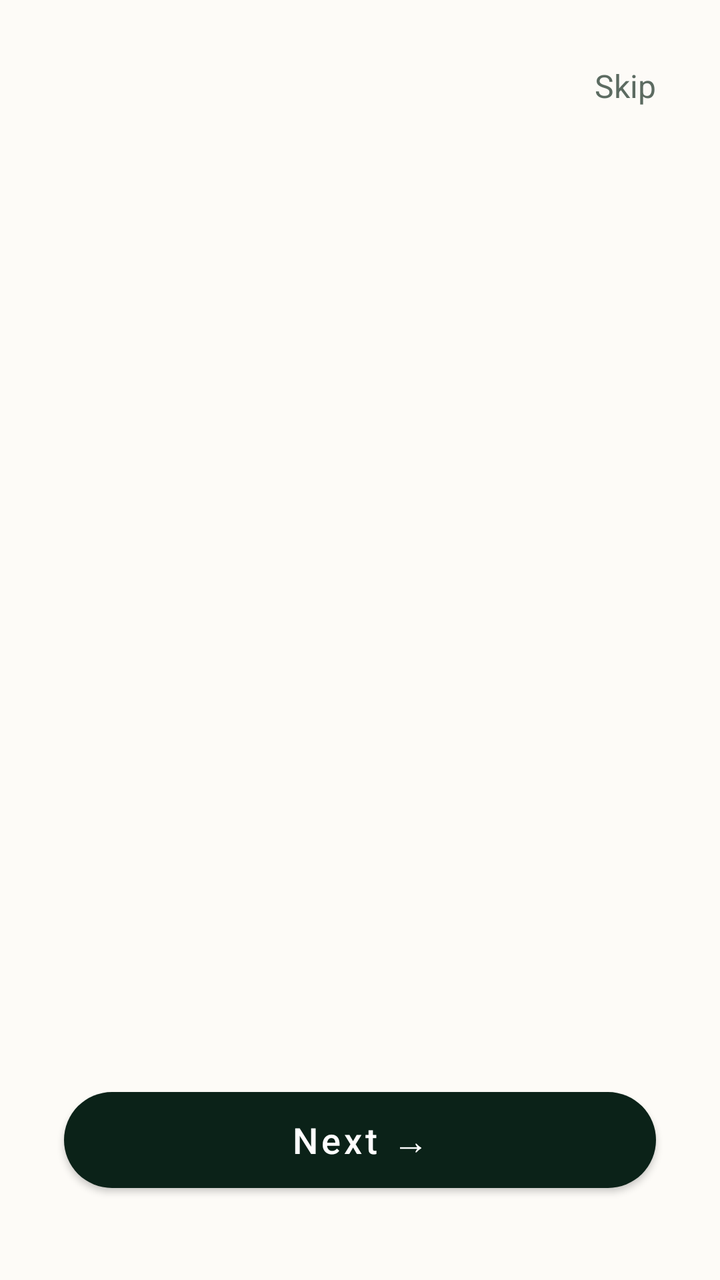
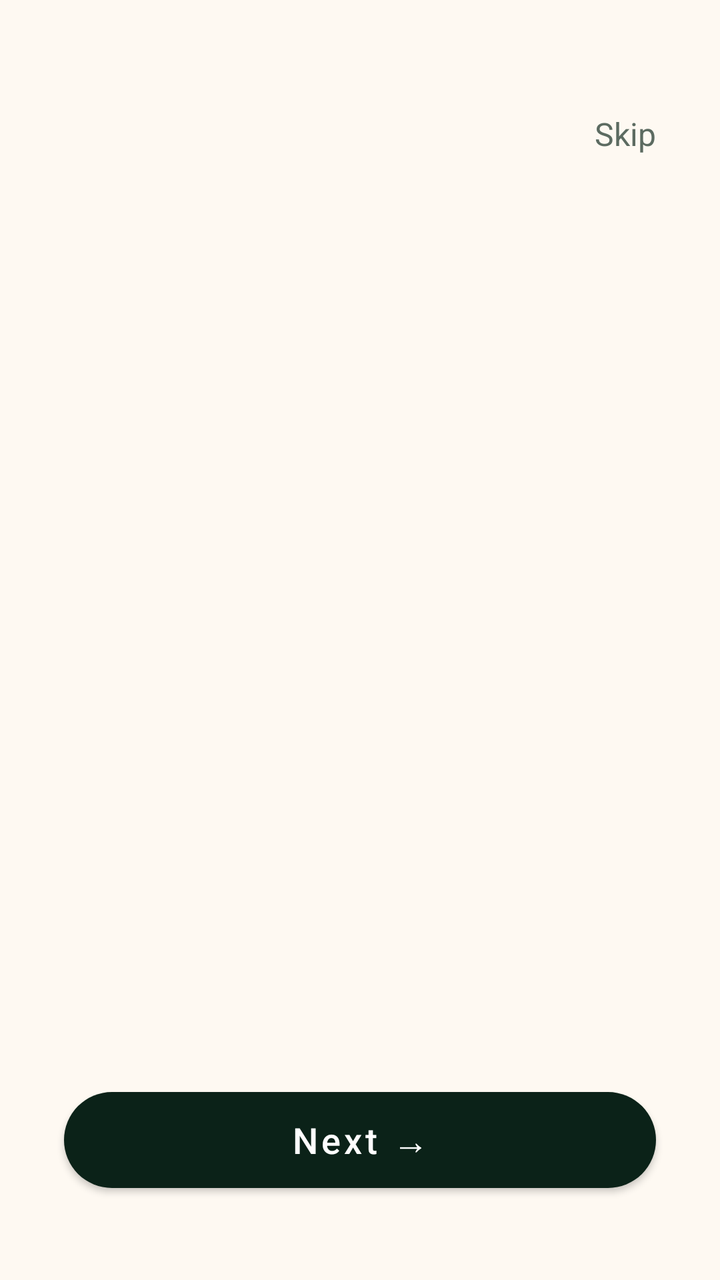

The first picture is an Android layout as it rendered before a commit; the second is the same layout after the commit. The layout source and the unified diff follow.
<!-- AndroidManifest.xml: application theme Theme.SMARTSTUDYSPACE -->
<!-- res/layout/activity_onboarding.xml -->
<?xml version="1.0" encoding="utf-8"?>
<androidx.constraintlayout.widget.ConstraintLayout
    xmlns:android="http://schemas.android.com/apk/res/android"
    xmlns:app="http://schemas.android.com/apk/res-auto"
    android:layout_width="match_parent"
    android:layout_height="match_parent"
    android:background="@color/bg_cream">

    <TextView
        android:id="@+id/tvSkip"
        android:layout_width="wrap_content"
        android:layout_height="wrap_content"
        android:layout_marginEnd="24dp"
        android:layout_marginTop="24dp"
        android:text="@string/skip"
        android:textColor="@color/text_muted"
        android:textSize="16sp"
        android:padding="8dp"
        app:layout_constraintEnd_toEndOf="parent"
        app:layout_constraintTop_toTopOf="parent" />

    <androidx.viewpager2.widget.ViewPager2
        android:id="@+id/viewPagerOnboarding"
        android:layout_width="match_parent"
        android:layout_height="0dp"
        app:layout_constraintBottom_toTopOf="@+id/layoutIndicators"
        app:layout_constraintTop_toBottomOf="@+id/tvSkip" />

    <LinearLayout
        android:id="@+id/layoutIndicators"
        android:layout_width="wrap_content"
        android:layout_height="wrap_content"
        android:layout_marginBottom="32dp"
        android:orientation="horizontal"
        app:layout_constraintBottom_toTopOf="@+id/btnNext"
        app:layout_constraintEnd_toEndOf="parent"
        app:layout_constraintStart_toStartOf="parent" />

    <com.google.android.material.button.MaterialButton
        android:id="@+id/btnNext"
        android:layout_width="match_parent"
        android:layout_height="60dp"
        android:layout_marginHorizontal="32dp"
        android:layout_marginBottom="40dp"
        android:text="@string/next"
        android:textAllCaps="false"
        android:textSize="18sp"
        app:cornerRadius="30dp"
        app:backgroundTint="@color/text_dark_green"
        app:layout_constraintBottom_toBottomOf="parent"
        app:layout_constraintEnd_toEndOf="parent"
        app:layout_constraintStart_toStartOf="parent" />

</androidx.constraintlayout.widget.ConstraintLayout>
<!-- resources referenced by this layout -->
<resources>
  <color name="bg_cream">#FDFBF7</color>
  <color name="text_dark_green">#0B2218</color>
  <color name="text_muted">#5C6B61</color>
  <string name="next">Next \u2192</string>
  <string name="skip">Skip</string>
  <style name="Theme.SMARTSTUDYSPACE" parent="Theme.MaterialComponents.DayNight.DarkActionBar">
          
          <item name="colorPrimary">@color/purple_500</item>
          <item name="colorPrimaryVariant">@color/purple_700</item>
          <item name="colorOnPrimary">@color/white</item>
          
          <item name="colorSecondary">@color/teal_200</item>
          <item name="colorSecondaryVariant">@color/teal_700</item>
          <item name="colorOnSecondary">@color/black</item>
          
          <item name="android:statusBarColor">?attr/colorPrimaryVariant</item>
          
      </style>
  <color name="purple_500">#FF6200EE</color>
  <color name="purple_700">#FF3700B3</color>
  <color name="white">#FFFFFFFF</color>
  <color name="teal_200">#FF03DAC5</color>
  <color name="teal_700">#FF018786</color>
  <color name="black">#FF000000</color>
</resources>

<!-- the commit's change to res/layout/activity_onboarding.xml (unified diff, before → after) -->
@@ -6,25 +6,25 @@
     android:layout_height="match_parent"
     android:background="@color/bg_cream">
 
+    <androidx.viewpager2.widget.ViewPager2
+        android:id="@+id/viewPagerOnboarding"
+        android:layout_width="match_parent"
+        android:layout_height="0dp"
+        app:layout_constraintBottom_toTopOf="@+id/layoutIndicators"
+        app:layout_constraintTop_toTopOf="parent" />
     <TextView
         android:id="@+id/tvSkip"
         android:layout_width="wrap_content"
         android:layout_height="wrap_content"
         android:layout_marginEnd="24dp"
-        android:layout_marginTop="24dp"
+        android:layout_marginTop="48dp"
         android:text="@string/skip"
         android:textColor="@color/text_muted"
         android:textSize="16sp"
         android:padding="8dp"
+        android:elevation="4dp"
         app:layout_constraintEnd_toEndOf="parent"
         app:layout_constraintTop_toTopOf="parent" />
-
-    <androidx.viewpager2.widget.ViewPager2
-        android:id="@+id/viewPagerOnboarding"
-        android:layout_width="match_parent"
-        android:layout_height="0dp"
-        app:layout_constraintBottom_toTopOf="@+id/layoutIndicators"
-        app:layout_constraintTop_toBottomOf="@+id/tvSkip" />
 
     <LinearLayout
         android:id="@+id/layoutIndicators"
<!-- resource entries referenced after the edit -->
@@ -1,6 +1,6 @@
 <!-- resources referenced by this layout -->
 <resources>
-  <color name="bg_cream">#FDFBF7</color>
+  <color name="bg_cream">#FEF9F2</color>
   <color name="text_dark_green">#0B2218</color>
   <color name="text_muted">#5C6B61</color>
   <string name="next">Next \u2192</string>
